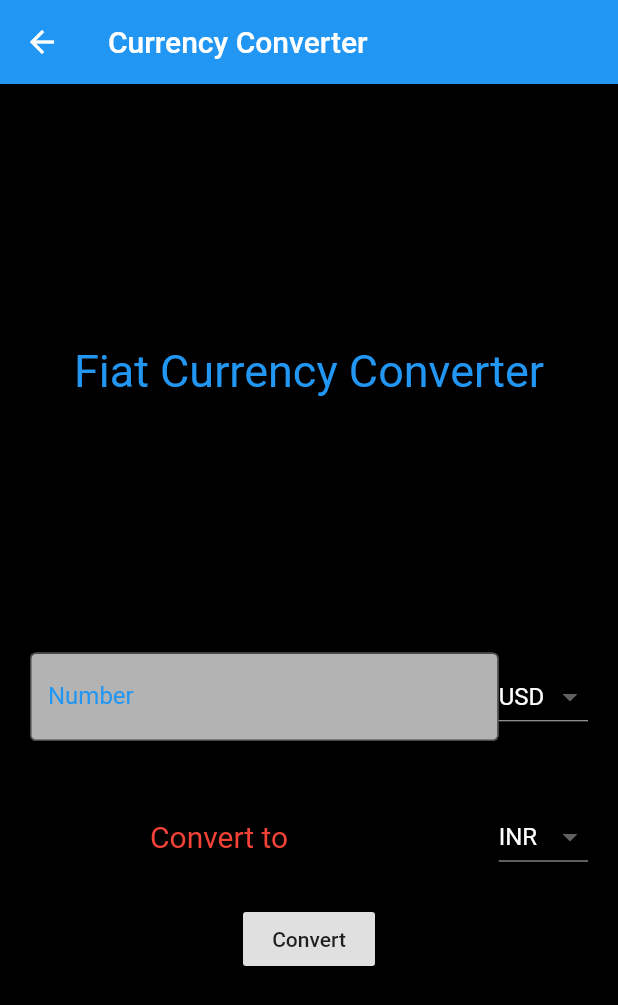
After one commit to Garvit-k/currency_convertor, a Flutter app: the FiatConveter screen opened directly, on a phone screen of 412 x 824 dp. The commit adds this screen. Shown: the top 1005 px of the screen. Run offline on Flutter 3.47's test engine with Material 2 defaults, Android fonts, the phone set to English and light mode, and no system bars; our stand-ins replace logger, sqflite; accounts and stored records are empty; network calls fail.

Commit message:
Added Crypto Currency Support

```diff
--- a/lib/CurrencyList.dart
+++ b/lib/CurrencyList.dart
@@ -34,4 +34,31 @@ class CurrencyList {
     "HUF",
     "SEK"
   ];
+
+  static const currenciesCrypto = <String>[
+    "BTC",
+    "ETH",
+    "USD",
+    "INR",
+    "WRX",
+    "XMR",
+    "XLM",
+    "BNB",
+    "MATIC",
+    "LINK",
+    "EOS",
+    "LTC",
+    "TRX",
+    "USDT",
+    "BAT",
+    "DOGE",
+    "DAI",
+    "JST",
+    "OMG",
+    "SXP",
+    "BAND",
+    "BTT",
+
+    ];
+
 }
--- /dev/null
+++ b/lib/FiatConveter.dart
@@ -0,0 +1,148 @@
+import 'package:currency_convertor/ConversionUtil.dart';
+import 'package:currency_convertor/CurrencyList.dart';
+import 'package:flutter/cupertino.dart';
+import 'package:flutter/material.dart';
+
+class FiatConveter extends StatefulWidget {
+  @override
+  State<StatefulWidget> createState() {
+    // TODO: implement createState
+    return FiatConveterState();
+  }
+
+}
+class FiatConveterState extends State<FiatConveter> {
+  String baseCurrency="USD";
+  String targetCurrency="INR";
+  String convertedResult="Convert to";
+  TextEditingController baseController = new TextEditingController();
+  @override
+  Widget build(BuildContext context) {
+    // DONE: implement build
+    return WillPopScope(
+        onWillPop: _onBackPressed,
+        child: Scaffold (
+            appBar: AppBar(title: Text("Currency Converter", style: TextStyle(color: Colors.white),),),
+            backgroundColor: Colors.black,
+            body: Column(
+              mainAxisAlignment: MainAxisAlignment.center,
+              children: <Widget>[
+                Text("Fiat Currency Converter",style: TextStyle(color: Colors.blue,fontSize: 30),),
+                SizedBox(height: 150,),
+                Container(
+                  child:
+                  Row(
+                    mainAxisSize: MainAxisSize.max,
+                    children: <Widget>[
+                      Expanded(
+                        child:
+                        TextFormField(
+                          keyboardType: TextInputType.number,
+                          controller: baseController,
+                          decoration: InputDecoration(
+                            filled: true,
+                            fillColor: Colors.white70,
+                            border: OutlineInputBorder(),
+                            labelText: "Number",
+                            labelStyle: TextStyle(color: Colors.blue),
+                            hintText: "1.00",
+                          ),
+                        ),
+                      ),
+                      baseCurrencyList(),
+                    ],
+                  ),
+                  padding: EdgeInsets.all(20),
+                ),
+                Container(
+                  child:
+                  Row(
+                    mainAxisSize: MainAxisSize.max,
+                    mainAxisAlignment: MainAxisAlignment.center,
+
+                    children: <Widget>[
+                      SizedBox(width: 80,),
+                      Expanded(
+                        child:
+                        Text(convertedResult,style: TextStyle(color: Colors.red,fontSize: 20),),
+                      ),
+                      targetCurrencyList(),
+                    ],
+                  ),
+                  padding: EdgeInsets.all(20),
+                ),
+                RaisedButton(
+                  child: Text("Convert"),
+                  onPressed: () {
+                    convertValues();
+                  },
+                ),
+              ],
+            )
+        )
+    );
+  }
+  Widget baseCurrencyList() {
+    return DropdownButton<String>(
+      value: baseCurrency,
+      dropdownColor: Colors.black,
+      items: CurrencyList.currencies.map((String value) {
+        return DropdownMenuItem<String>(
+          value: value,
+          child: Text(value,style: TextStyle(color: Colors.white),),
+        );
+      }).toList(),
+      onChanged: (String value) {
+        setState(() {
+          baseCurrency = value;
+        });
+      },
+    );
+  }
+  Widget targetCurrencyList() {
+    return DropdownButton<String>(
+      value: targetCurrency,
+      dropdownColor: Colors.black,
+      items: CurrencyList.currencies.map((String value) {
+        return DropdownMenuItem<String>(
+          value: value,
+          child: Text(value,style: TextStyle(color: Colors.white),),
+        );
+      }).toList(),
+      onChanged: (String value) {
+        setState(() {
+          targetCurrency = value;
+        });
+      },
+    );
+  }
+
+  convertValues() async{
+    convertedResult = await ConversionUtil().converter(baseController.text, baseCurrency, targetCurrency);
+    setState(() {
+    });
+  }
+
+  Future<bool> _onBackPressed() {
+    return showDialog(
+      context: context,
+      builder: (context) => new AlertDialog(
+        title: new Text('Are you sure?',style: TextStyle(fontSize: 25),),
+        content: new Text('Do you want Logout ?',style: TextStyle(fontSize: 20)),
+        actions: <Widget>[
+          new GestureDetector(
+            onTap: () => Navigator.of(context).pop(false),
+            child: Text("NO",style: TextStyle(fontSize: 20,color: Colors.white,backgroundColor: Colors.blue)),
+          ),
+          SizedBox(height: 20),
+          new GestureDetector(
+            onTap: () => Navigator.of(context).pop(true),
+            child: Text("YES",style: TextStyle(fontSize: 20,color: Colors.white,backgroundColor: Colors.red)),
+          ),
+        ],
+      ),
+    ) ??
+        false;
+  }
+
+}
```
Also changed, not shown: lib/CryptoConveter.dart (added, +150 -0 lines), lib/CryptoUtil.dart (added, +50 -0 lines), lib/LoginSuccess.dart (+13 -120 lines).
